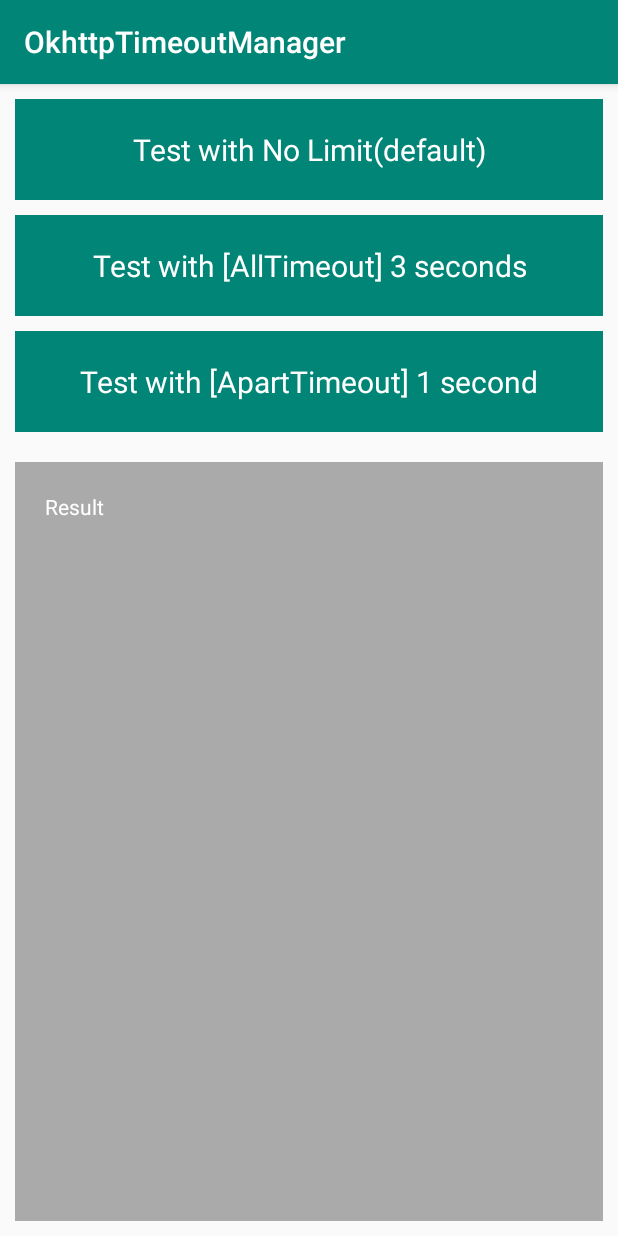
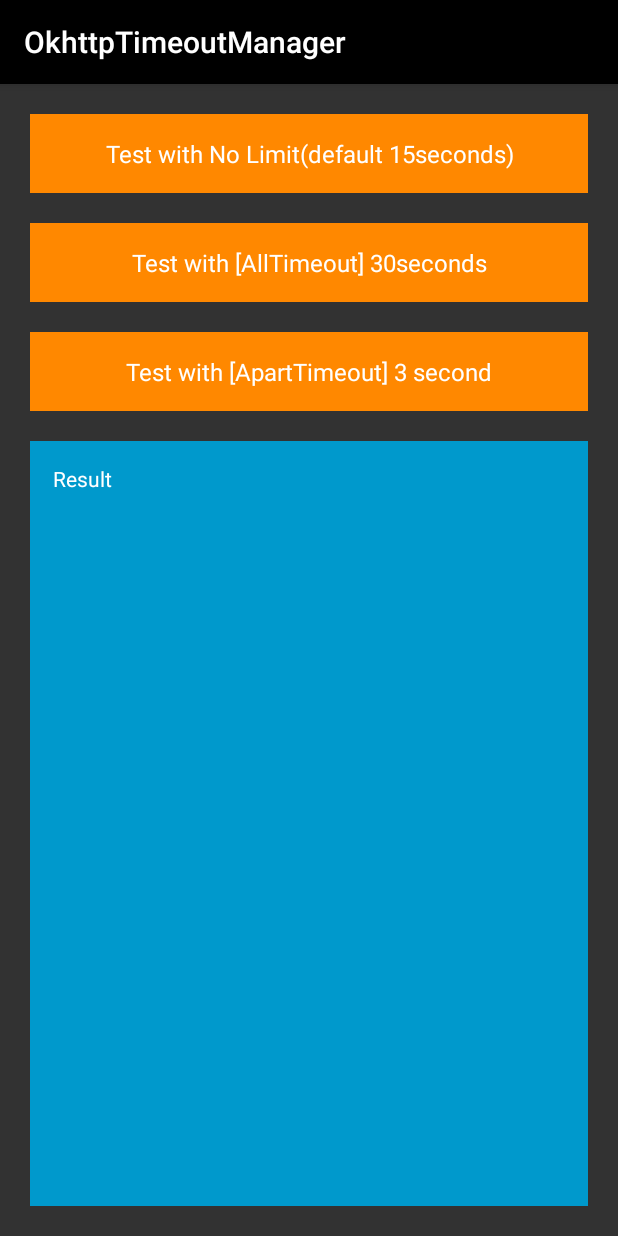
Before and after one commit to 2e2ee95304418f96/OkhttpTimeoutManager, an Android app: the screen it shows after launch (MainActivity), on a phone screen of 412 x 824 dp. Run offline under Robolectric (Android 15) with nearby library versions, the phone set to English and light mode, and no system bars.

Commit message:
opt optimize display

```diff
--- a/okhttptimeoutmanager/build.gradle
+++ b/okhttptimeoutmanager/build.gradle
@@ -3,8 +3,6 @@ apply plugin: 'com.novoda.bintray-release'
 
 android {
     compileSdkVersion 28
-
-
 
     defaultConfig {
         minSdkVersion 18
--- a/sample/src/main/java/me/hhe/okhttp/Api.java
+++ b/sample/src/main/java/me/hhe/okhttp/Api.java
@@ -17,9 +17,10 @@ public interface Api {
     Call<String> getTestContent();
 
     @GET("/")
-    @Headers({TimeoutType.ALL+":3000"})
+    @Headers({TimeoutType.ALL+":30000"})
     Call<String> timeoutAll();
+
     @GET("/")
-    @Headers({TimeoutType.DNS+":1000",TimeoutType.CONNECT+":1000",TimeoutType.READ+":1000",TimeoutType.WRITE+":1000"})
+    @Headers({TimeoutType.DNS+":3000",TimeoutType.CONNECT+":3000",TimeoutType.READ+":3000",TimeoutType.WRITE+":3000"})
     Call<String> timeoutApart();
 }
--- a/sample/src/main/res/layout/activity_main.xml
+++ b/sample/src/main/res/layout/activity_main.xml
@@ -1,59 +1,58 @@
 <?xml version="1.0" encoding="utf-8"?>
 <LinearLayout xmlns:android="http://schemas.android.com/apk/res/android"
-    xmlns:app="http://schemas.android.com/apk/res-auto"
     xmlns:tools="http://schemas.android.com/tools"
     android:layout_width="match_parent"
+    android:layout_height="match_parent"
+    android:background="#CC000000"
     android:orientation="vertical"
-    android:layout_margin="10dp"
-    android:layout_height="match_parent"
+    android:padding="20dp"
     tools:context=".MainActivity">
 
     <TextView
         android:id="@+id/tv_test"
         android:layout_width="match_parent"
         android:layout_height="wrap_content"
-        android:background="@color/colorPrimary"
+        android:background="@android:color/holo_orange_dark"
         android:gravity="center"
-        android:padding="20dp"
+        android:padding="15dp"
         android:text="@string/TestwithNoLimit"
         android:textColor="@android:color/white"
-        android:textSize="20sp"
-        />
+        android:textSize="16sp" />
+
     <TextView
         android:id="@+id/tv_all"
-        android:layout_marginTop="10dp"
         android:layout_width="match_parent"
         android:layout_height="wrap_content"
-        android:background="@color/colorPrimary"
+        android:layout_marginTop="20dp"
+        android:background="@android:color/holo_orange_dark"
         android:gravity="center"
-        android:padding="20dp"
+        android:padding="15dp"
         android:text="@string/TestwithAllTimeout"
         android:textColor="@android:color/white"
-        android:textSize="20sp"
-        />
+        android:textSize="16sp" />
+
     <TextView
-        android:layout_marginTop="10dp"
         android:id="@+id/tv_apart"
         android:layout_width="match_parent"
         android:layout_height="wrap_content"
-        android:background="@color/colorPrimary"
+        android:layout_marginTop="20dp"
+        android:background="@android:color/holo_orange_dark"
         android:gravity="center"
-        android:padding="20dp"
+        android:padding="15dp"
         android:text="@string/TestwithApartTimeout"
         android:textColor="@android:color/white"
-        android:textSize="20sp"
-        />
+        android:textSize="16sp" />
 
     <TextView
+        android:id="@+id/tv_result"
         android:layout_width="match_parent"
         android:layout_height="match_parent"
         android:layout_marginTop="20dp"
-        android:background="@android:color/darker_gray"
-        android:id="@+id/tv_result"
-        android:padding="20dp"
+        android:background="@android:color/holo_blue_dark"
+        android:padding="15dp"
         android:text="@string/Result"
         android:textColor="@android:color/white"
-        android:textSize="14sp"/>
+        android:textSize="14sp" />
 
 
 </LinearLayout>
--- a/sample/src/main/res/values/colors.xml
+++ b/sample/src/main/res/values/colors.xml
@@ -1,6 +1,6 @@
 <?xml version="1.0" encoding="utf-8"?>
 <resources>
-    <color name="colorPrimary">#008577</color>
-    <color name="colorPrimaryDark">#00574B</color>
+    <color name="colorPrimary">#000000</color>
+    <color name="colorPrimaryDark">#000000</color>
     <color name="colorAccent">#D81B60</color>
 </resources>
--- a/sample/src/main/res/values/strings.xml
+++ b/sample/src/main/res/values/strings.xml
@@ -1,7 +1,7 @@
 <resources>
     <string name="app_name">OkhttpTimeoutManager</string>
-    <string name="TestwithNoLimit">Test with No Limit(default)</string>
-    <string name="TestwithAllTimeout">Test with [AllTimeout] 3 seconds</string>
-    <string name="TestwithApartTimeout">Test with [ApartTimeout] 1 second</string>
+    <string name="TestwithNoLimit">Test with No Limit(default 15seconds)</string>
+    <string name="TestwithAllTimeout">Test with [AllTimeout] 30seconds</string>
+    <string name="TestwithApartTimeout">Test with [ApartTimeout] 3 second</string>
     <string name="Result">Result</string>
 </resources>
```
Also changed, not shown: sample/src/main/java/me/hhe/okhttp/HttpUtils.java (+5 -5 lines), sample/src/main/java/me/hhe/okhttp/MainActivity.java (+14 -2 lines).
